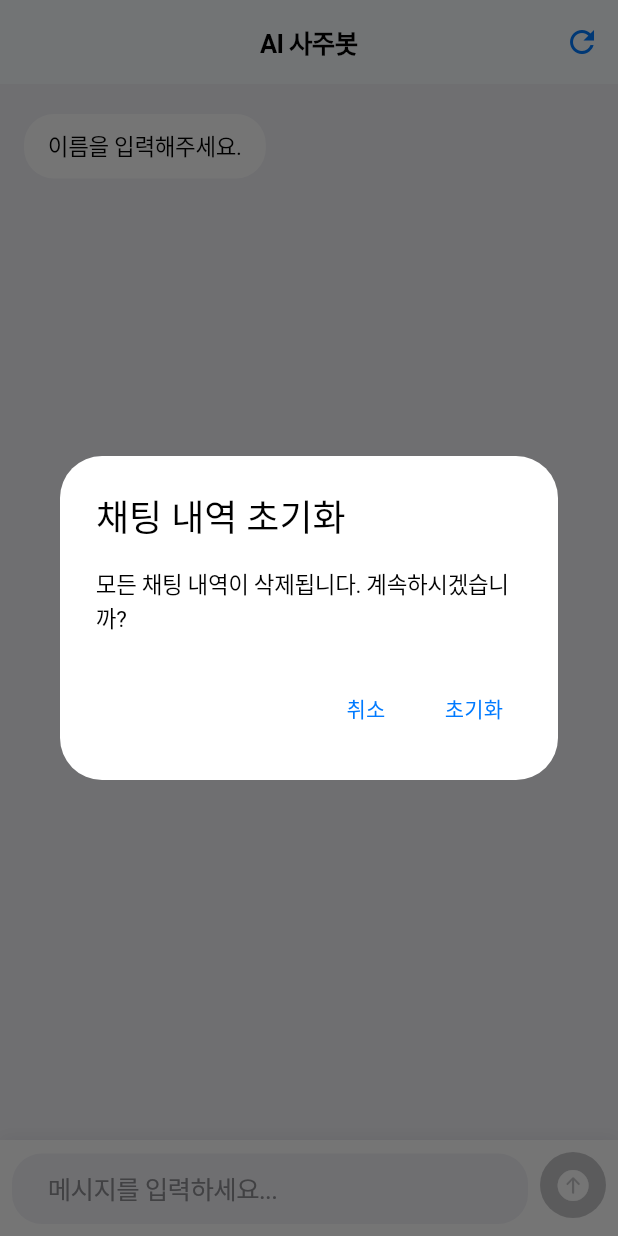
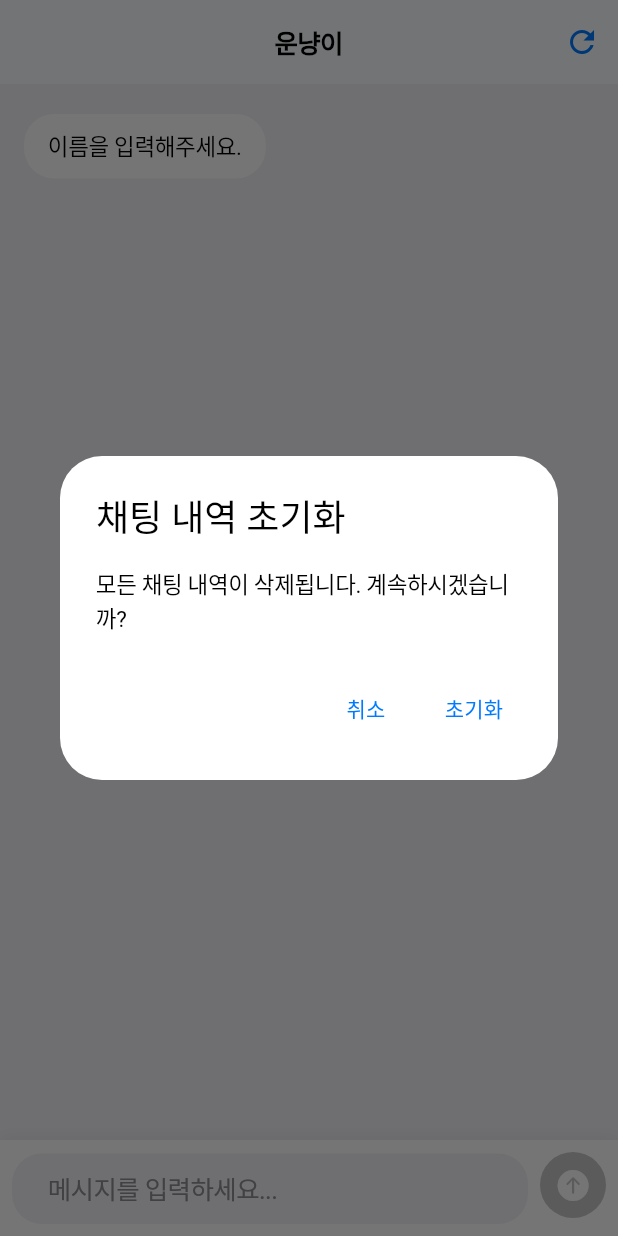
Before and after one commit to CobyApp/Saju, a Flutter app: the screen it shows after launch, after a tap on the "refresh" icon, on a phone screen of 412 x 824 dp. Run offline on Flutter 3.47's test engine with Material 3 defaults, Android fonts, the light colour scheme and no system bars; our stand-ins replace shared_preferences.

```diff
--- a/lib/views/screens/chat_screen.dart
+++ b/lib/views/screens/chat_screen.dart
@@ -142,7 +142,7 @@ class _ChatScreenState extends State<ChatScreen> with TickerProviderStateMixin {
       onTap: () => FocusScope.of(context).unfocus(),
       child: Scaffold(
         appBar: AppBar(
-          title: const Text('AI 사주봇'),
+          title: const Text('운냥이'),
           elevation: 0.5,
           actions: [
             IconButton(
```
Also changed, not shown: pubspec.yaml (+10 -4 lines), assets/images/cat_icon.png (added), assets/images/cat_icon_foreground.png (added), pubspec.lock, 36 other files.
